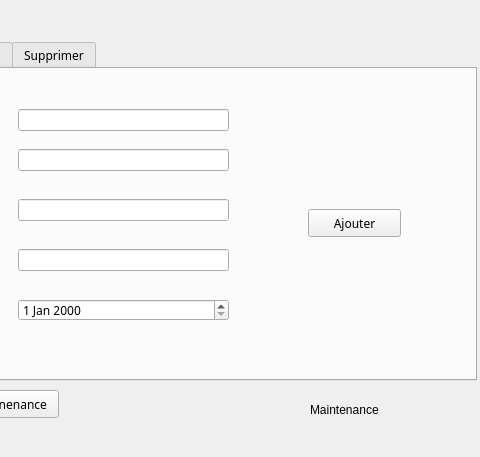
hanenjabnoun-Esprit-2019/Smart_News_Agency_2A25, file Desktop/maintenancee/maintenance.ui: the form before one commit; both pictures show x 214 to 694 and y 0 to 457 of the 694 by 457 pixel window.
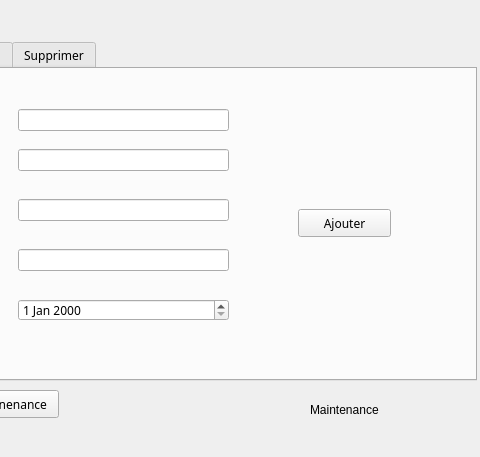
The form after the commit.

```diff
--- a/Desktop/maintenancee/maintenance.ui
+++ b/Desktop/maintenancee/maintenance.ui
@@ -585,7 +585,7 @@
       <widget class="QPushButton" name="pb_ajouterm">
        <property name="geometry">
         <rect>
-         <x>500</x>
+         <x>490</x>
          <y>140</y>
          <width>93</width>
          <height>28</height>
```
